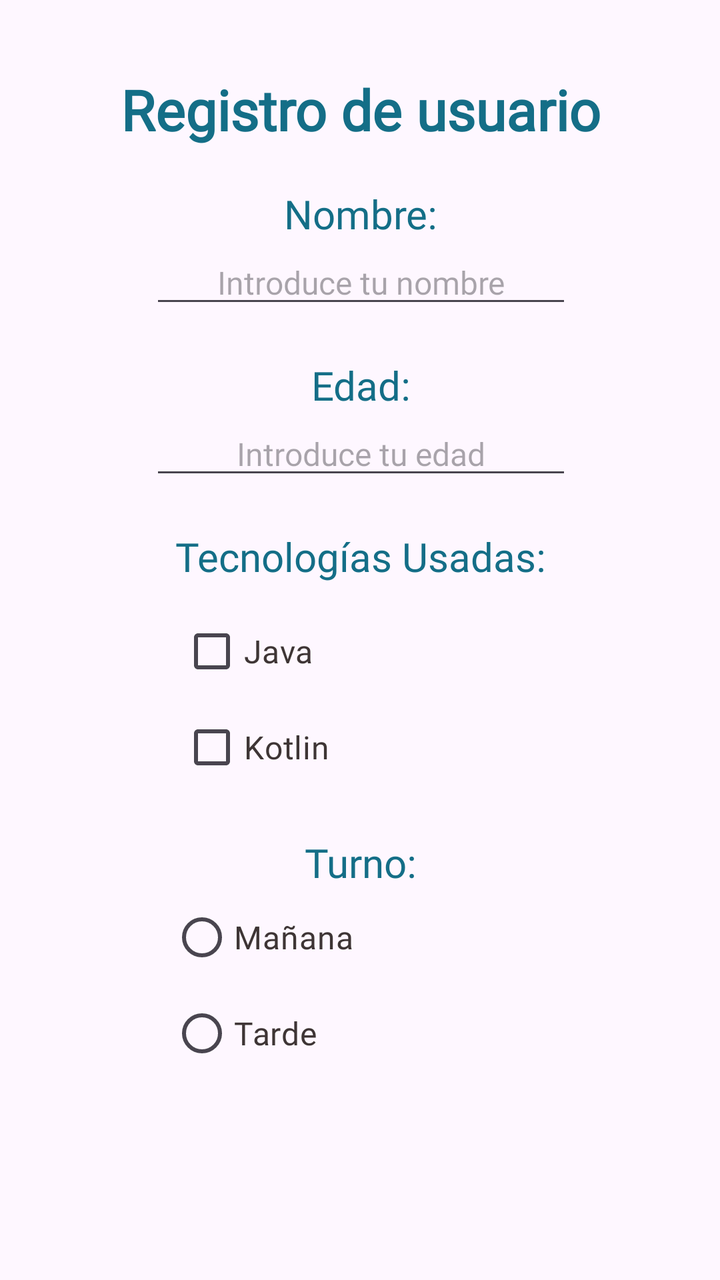
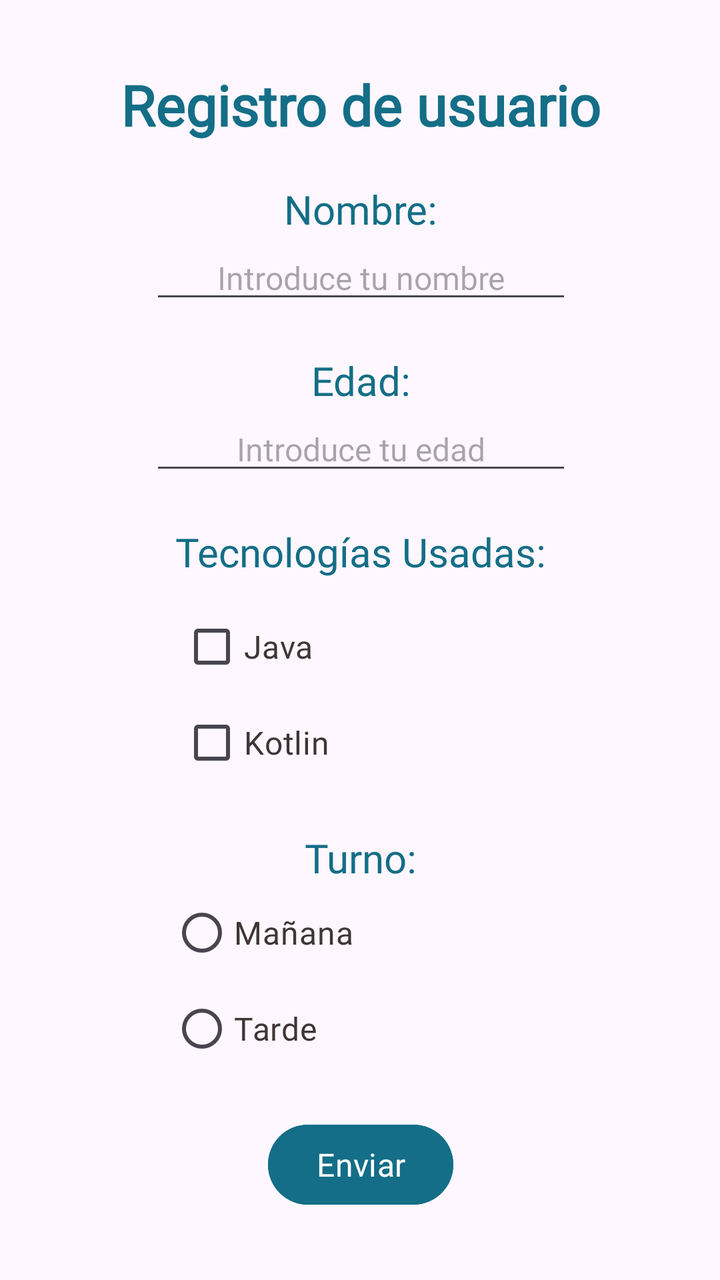

Compare the two renders of this Android layout. The source of the first and the diff that turns it into the second are given below.
<!-- AndroidManifest.xml: application theme Theme.Form_Android -->
<!-- res/layout/activity_main.xml -->
<?xml version="1.0" encoding="utf-8"?>
<androidx.constraintlayout.widget.ConstraintLayout xmlns:android="http://schemas.android.com/apk/res/android"
    xmlns:app="http://schemas.android.com/apk/res-auto"
    xmlns:tools="http://schemas.android.com/tools"
    android:id="@+id/main"
    android:layout_width="match_parent"
    android:layout_height="match_parent"
    tools:context=".MainActivity">

    <LinearLayout
        android:layout_width="411dp"
        android:layout_height="729dp"
        android:gravity="center_horizontal"
        android:orientation="vertical"
        app:layout_constraintBottom_toBottomOf="parent"

        app:layout_constraintEnd_toEndOf="parent"
        app:layout_constraintStart_toStartOf="parent"
        app:layout_constraintTop_toTopOf="parent">


        <TextView
            android:id="@+id/txtTitulo"
            android:layout_width="match_parent"
            android:layout_height="wrap_content"
            android:layout_marginTop="80dp"

            android:fontFamily="@font/nunito_extrabold"
            android:inputType="text"
            android:text="@string/titulo"
            android:textAlignment="center"
            android:textColor="@color/navy"
            android:textSize="28sp"
            android:textStyle="bold" />

        <TextView
            android:id="@+id/txtNombre"
            android:layout_width="match_parent"
            android:layout_height="wrap_content"
            android:layout_marginTop="20dp"

            android:fontFamily="@font/nunito_extrabold"
            android:text="@string/txt_nombre"
            android:textAlignment="center"
            android:textColor="@color/navy"
            android:textSize="20sp" />

        <EditText
            android:id="@+id/etNombre"
            android:layout_width="match_parent"
            android:layout_height="wrap_content"
            android:layout_marginStart="100dp"
            android:layout_marginEnd="100dp"
            android:ems="10"

            android:fontFamily="@font/nunito"
            android:hint="@string/et_nombre"
            android:inputType="textPersonName"
            android:textAlignment="center"

            android:textSize="16sp" />

        <TextView
            android:id="@+id/txtEdad"
            android:layout_width="match_parent"
            android:layout_height="wrap_content"
            android:layout_marginTop="20dp"

            android:fontFamily="@font/nunito_extrabold"
            android:text="@string/txt_edad"
            android:textAlignment="center"
            android:textColor="@color/navy"
            android:textSize="20sp" />

        <EditText
            android:id="@+id/etEdad"
            android:layout_width="match_parent"
            android:layout_height="wrap_content"
            android:layout_marginStart="100dp"
            android:layout_marginEnd="100dp"
            android:ems="10"

            android:fontFamily="@font/nunito"
            android:hint="@string/et_edad"
            android:inputType="textPersonName"
            android:textAlignment="center"

            android:textSize="16sp" />

        <TextView
            android:id="@+id/txtTech"
            android:layout_width="match_parent"
            android:layout_height="wrap_content"
            android:layout_marginTop="20dp"

            android:fontFamily="@font/nunito_extrabold"
            android:text="@string/txt_tech"
            android:textAlignment="center"
            android:textColor="@color/navy"
            android:textSize="20sp" />

        <CheckBox
            android:id="@+id/cbJava"
            android:layout_width="match_parent"
            android:layout_height="wrap_content"
            android:layout_marginStart="110dp"
            android:layout_marginTop="10dp"
            android:layout_marginEnd="100dp"

            android:fontFamily="@font/nunito_bold"
            android:text="@string/cb_java"
            android:textColor="@color/charcoal"
            android:textSize="16sp" />

        <CheckBox
            android:id="@+id/cbKotlin"
            android:layout_width="match_parent"
            android:layout_height="wrap_content"
            android:layout_marginStart="110dp"
            android:layout_marginEnd="100dp"

            android:fontFamily="@font/nunito_bold"
            android:text="@string/cb_kotlin"
            android:textColor="@color/charcoal"
            android:textSize="16sp" />

        <TextView
            android:id="@+id/txtTurno"
            android:layout_width="match_parent"
            android:layout_height="wrap_content"
            android:layout_marginTop="20dp"

            android:fontFamily="@font/nunito_extrabold"
            android:text="@string/txt_turno"
            android:textAlignment="center"
            android:textColor="@color/navy"
            android:textSize="20sp" />

        <RadioGroup
            android:id="@+id/rgHora"
            android:layout_width="match_parent"
            android:layout_height="match_parent">

            <RadioButton
                android:id="@+id/rbMañana"
                android:layout_width="match_parent"
                android:layout_height="wrap_content"
                android:layout_marginStart="110dp"
                android:layout_marginEnd="100dp"

                android:fontFamily="@font/nunito_bold"
                android:text="@string/rg_hora"
                android:textColor="@color/charcoal"
                android:textSize="16sp" />

            <RadioButton
                android:id="@+id/rbTarde"
                android:layout_width="match_parent"
                android:layout_height="wrap_content"
                android:layout_marginStart="110dp"
                android:layout_marginEnd="100dp"

                android:layout_marginBottom="40dp"
                android:fontFamily="@font/nunito_bold"
                android:text="@string/rg_hora2"
                android:textColor="@color/charcoal"

                android:textSize="16sp" />

        </RadioGroup>

    </LinearLayout>
</androidx.constraintlayout.widget.ConstraintLayout>
<!-- resources referenced by this layout -->
<resources>
  <color name="charcoal">#3E3535</color>
  <color name="navy">#146E87</color>
  <string name="cb_java">Java</string>
  <string name="cb_kotlin">Kotlin</string>
  <string name="et_edad">Introduce tu edad</string>"&gt;
  <string name="et_nombre">Introduce tu nombre</string>
  <string name="rg_hora">Mañana</string>
  <string name="rg_hora2">Tarde</string>
  <string name="titulo">Registro de usuario</string>
  <string name="txt_edad">Edad:</string>
  <string name="txt_nombre">Nombre:</string>
  <string name="txt_tech">Tecnologías Usadas:</string>
  <string name="txt_turno">Turno:</string>
  <style name="Theme.Form_Android" parent="Base.Theme.Form_Android" />
  <style name="Base.Theme.Form_Android" parent="Theme.Material3.DayNight.NoActionBar">
          
          
      </style>
</resources>

<!-- the commit's change to res/layout/activity_main.xml (unified diff, before → after) -->
@@ -9,11 +9,12 @@
 
     <LinearLayout
         android:layout_width="411dp"
-        android:layout_height="729dp"
+        android:layout_height="wrap_content"
+
         android:gravity="center_horizontal"
         android:orientation="vertical"
+
         app:layout_constraintBottom_toBottomOf="parent"
-
         app:layout_constraintEnd_toEndOf="parent"
         app:layout_constraintStart_toStartOf="parent"
         app:layout_constraintTop_toTopOf="parent">
@@ -23,10 +24,8 @@
             android:id="@+id/txtTitulo"
             android:layout_width="match_parent"
             android:layout_height="wrap_content"
-            android:layout_marginTop="80dp"
 
             android:fontFamily="@font/nunito_extrabold"
-            android:inputType="text"
             android:text="@string/titulo"
             android:textAlignment="center"
             android:textColor="@color/navy"
@@ -160,14 +159,29 @@
                 android:layout_marginStart="110dp"
                 android:layout_marginEnd="100dp"
 
-                android:layout_marginBottom="40dp"
                 android:fontFamily="@font/nunito_bold"
                 android:text="@string/rg_hora2"
                 android:textColor="@color/charcoal"
 
                 android:textSize="16sp" />
 
+            <Button
+                android:id="@+id/btnEnviar"
+                android:layout_width="wrap_content"
+                android:layout_height="wrap_content"
+                android:layout_marginTop="20dp"
+                android:layout_gravity="center_horizontal"
+
+                android:fontFamily="@font/nunito_extrabold"
+                android:textColor="@color/white"
+                android:backgroundTint="@color/navy"
+                android:textSize="16sp"
+
+                android:text="@string/btn_envio" />
+
         </RadioGroup>
+
+
 
     </LinearLayout>
 </androidx.constraintlayout.widget.ConstraintLayout>
<!-- resource entries referenced after the edit -->
@@ -2,6 +2,8 @@
 <resources>
   <color name="charcoal">#3E3535</color>
   <color name="navy">#146E87</color>
+  <color name="white">#FFFFFF</color>
+  <string name="btn_envio">Enviar</string>
   <string name="cb_java">Java</string>
   <string name="cb_kotlin">Kotlin</string>
   <string name="et_edad">Introduce tu edad</string>"&gt;
